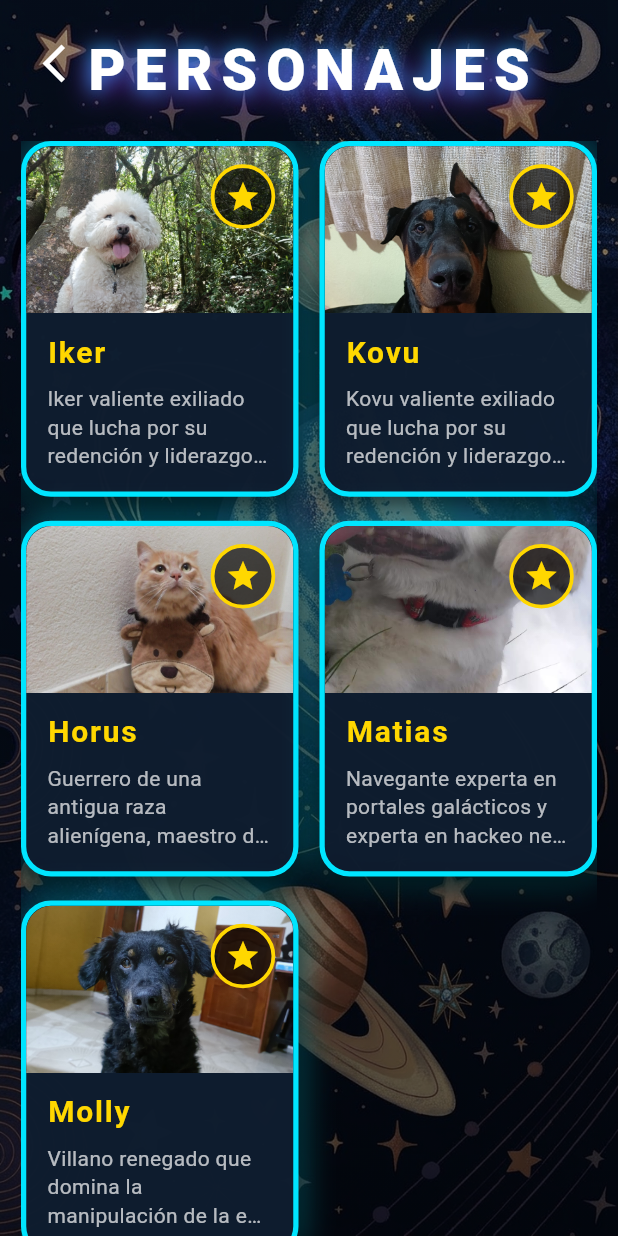
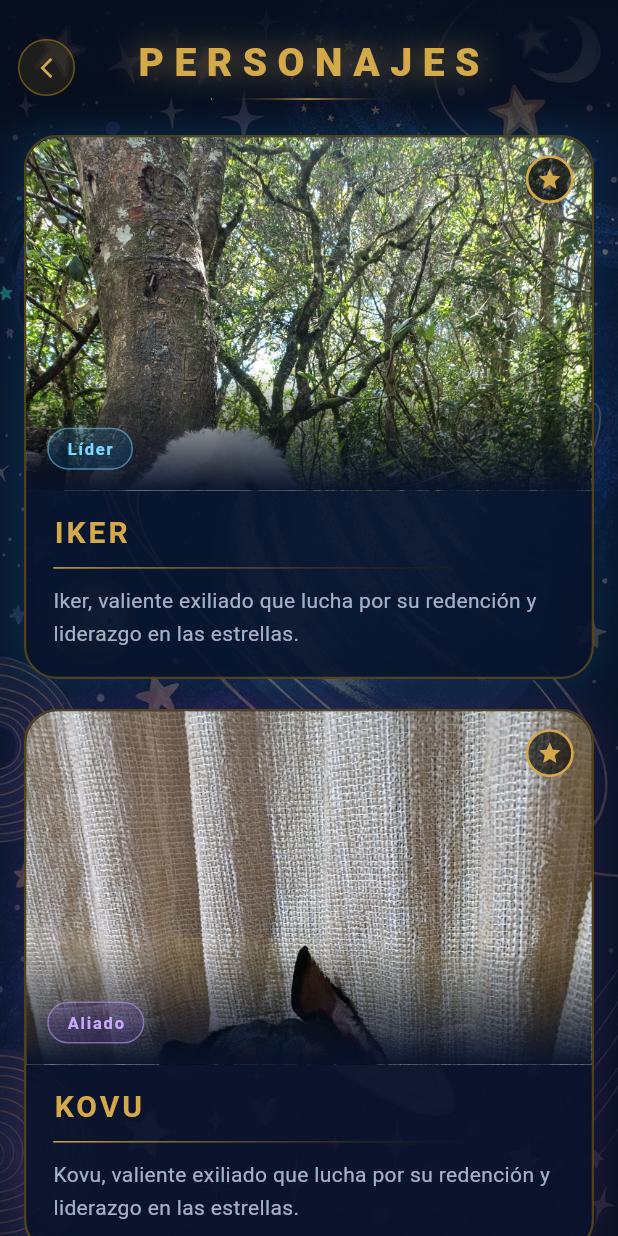
Before and after one commit to estebanMns/juego_movil, a Flutter app: the Characters screen opened directly, on a phone screen of 412 x 824 dp. Run offline on Flutter 3.47's test engine with Material 3 defaults, Android fonts, the phone set to English and light mode, and no system bars; our stand-ins replace get, sqflite; accounts and stored records are empty; Roboto replaces fonts that are missing (Cinzel).

Commit message:
se modifico el diseño nevamente de personajes

```diff
--- a/juego_movil/lib/src/pages/Characters.dart
+++ b/juego_movil/lib/src/pages/Characters.dart
@@ -1,191 +1,370 @@
 import 'package:flutter/material.dart';
+import 'package:flutter/rendering.dart';
 
-class Characters extends StatelessWidget {
+class Characters extends StatefulWidget {
   const Characters({super.key});
 
   @override
+  State<Characters> createState() => _CharactersState();
+}
+
+class _CharactersState extends State<Characters> {
+  final ScrollController _scrollController = ScrollController();
+  double _headerOpacity = 1.0;
+
+  @override
+  void initState() {
+    super.initState();
+    _scrollController.addListener(() {
+      final offset = _scrollController.offset;
+      // Empieza a difuminarse desde 0px hasta 80px de scroll
+      final opacity = (1.0 - (offset / 80.0)).clamp(0.0, 1.0);
+      setState(() => _headerOpacity = opacity);
+    });
+  }
+
+  @override
+  void dispose() {
+    _scrollController.dispose();
+    super.dispose();
+  }
+
+  @override
   Widget build(BuildContext context) {
-    final List<Map<String, String>> characters = [
+    final List<Map<String, dynamic>> characters = [
       {
-        'name': 'Iker',
+        'name': 'IKER',
         'image': 'assets/images/iker.jpeg',
-        'desc': 'Iker valiente exiliado que lucha por su redención y liderazgo en las estrellas.',
+        'role': 'Líder',
+        'tagColor': const Color(0xFF7DD8FF),
+        'tagBg': const Color(0x330064B4),
+        'desc':
+            'Iker, valiente exiliado que lucha por su redención y liderazgo en las estrellas.',
+        'glowColor': const Color(0x2200B4FF),
       },
       {
-        'name': 'Kovu',
+        'name': 'KOVU',
         'image': 'assets/images/kovu.jpeg',
-        'desc': 'Kovu valiente exiliado que lucha por su redención y liderazgo en las estrellas.',
+        'role': 'Aliado',
+        'tagColor': const Color(0xFFC8A8FF),
+        'tagBg': const Color(0x33643CB4),
+        'desc':
+            'Kovu, valiente exiliado que lucha por su redención y liderazgo en las estrellas.',
+        'glowColor': const Color(0x22B464FF),
       },
       {
-        'name': 'Horus',
+        'name': 'HORUS',
         'image': 'assets/images/horus.jpeg',
-        'desc': 'Guerrero de una antigua raza alienígena, maestro del combate cuántico.',
+        'role': 'Antiguo',
+        'tagColor': const Color(0xFFFFCC70),
+        'tagBg': const Color(0x33B47814),
+        'desc':
+            'Guerrero de una antigua raza alienígena, maestro del combate cuántico.',
+        'glowColor': const Color(0x22C88200),
       },
       {
-        'name': 'Matias',
+        'name': 'MATIAS',
         'image': 'assets/images/perroblanco.png',
-        'desc': 'Navegante experta en portales galácticos y experta en hackeo neural.',
+        'role': 'Experta',
+        'tagColor': const Color(0xFF70F0C0),
+        'tagBg': const Color(0x2214A064),
+        'desc':
+            'Navegante experta en portales galácticos y experta en hackeo neural.',
+        'glowColor': const Color(0x2214A064),
       },
       {
-        'name': 'Molly',
+        'name': 'MOLLY',
         'image': 'assets/images/molly.jpeg',
-        'desc': 'Villano renegado que domina la manipulación de la energía oscura.',
+        'role': 'Renegada',
+        'tagColor': const Color(0xFFFF9988),
+        'tagBg': const Color(0x33B43C32),
+        'desc':
+            'Villano renegado que domina la manipulación de la energía oscura.',
+        'glowColor': const Color(0x22FF3020),
       },
     ];
 
     return Scaffold(
       body: Stack(
         children: [
-          // Fondo galáctico (la imagen que me mostraste)
-          Container(
-            decoration: const BoxDecoration(
-              image: DecorationImage(
-                image: AssetImage('assets/images/fondolevels.png'),
+          // ── Fondo galáctico ──────────────────────────────────────────
+          Positioned.fill(
+            child: Image.asset(
+              'assets/images/fondolevels.png',
               fit: BoxFit.cover,
+            ),
+          ),
+
+          // ── Overlay oscuro ───────────────────────────────────────────
+          Positioned.fill(
+            child: Container(
+              decoration: BoxDecoration(
+                gradient: LinearGradient(
+                  begin: Alignment.topLeft,
+                  end: Alignment.bottomRight,
+                  colors: [
+                    const Color(0xFF060E1E).withOpacity(0.72),
+                    const Color(0xFF0C1A35).withOpacity(0.55),
+                    const Color(0xFF081428).withOpacity(0.65),
+                    const Color(0xFF0A0F1E).withOpacity(0.75),
+                  ],
+                ),
               ),
             ),
           ),
 
-          // Overlay suave para mejorar legibilidad
-          Container(
+          // ── Lista scrollable ─────────────────────────────────────────
+          SafeArea(
+            child: CustomScrollView(
+              controller: _scrollController,
+              physics: const BouncingScrollPhysics(),
+              slivers: [
+                // Espaciador para que el header fijo no tape el contenido
+                const SliverToBoxAdapter(child: SizedBox(height: 90)),
+
+                // Tarjetas
+                SliverPadding(
+                  padding: const EdgeInsets.symmetric(horizontal: 16),
+                  sliver: SliverList(
+                    delegate: SliverChildBuilderDelegate(
+                      (context, index) {
+                        return Padding(
+                          padding: const EdgeInsets.only(bottom: 20),
+                          child: _CharacterCard(char: characters[index]),
+                        );
+                      },
+                      childCount: characters.length,
+                    ),
+                  ),
+                ),
+
+                const SliverToBoxAdapter(child: SizedBox(height: 24)),
+              ],
+            ),
+          ),
+
+          // ── Header fijo con fade ─────────────────────────────────────
+          Positioned(
+            top: 0, left: 0, right: 0,
+            child: SafeArea(
+              child: Opacity(
+                opacity: _headerOpacity,
+                child: Container(
+                  height: 90,
+                  // Degradado que tapa el borde inferior suavemente
                   decoration: BoxDecoration(
                     gradient: LinearGradient(
                       begin: Alignment.topCenter,
                       end: Alignment.bottomCenter,
                       colors: [
-                  Colors.black.withOpacity(0.35),
-                  Colors.black.withOpacity(0.65),
+                        const Color(0xFF060E1E).withOpacity(0.85),
+                        const Color(0xFF060E1E).withOpacity(0.6),
+                        Colors.transparent,
                       ],
                     ),
                   ),
+                  child: Row(
+                    children: [
+                      const SizedBox(width: 12),
+                      // Botón volver
+                      GestureDetector(
+                        onTap: () => Navigator.pop(context),
+                        child: Container(
+                          width: 38,
+                          height: 38,
+                          decoration: BoxDecoration(
+                            shape: BoxShape.circle,
+                            color: const Color(0xFFB8860B).withOpacity(0.12),
+                            border: Border.all(
+                              color: const Color(0xFFB8860B).withOpacity(0.5),
+                              width: 1,
                             ),
-
-          SafeArea(
-            child: Column(
-              children: [
-                // Título "PERSONAJES"
-                Padding(
-                  padding: const EdgeInsets.only(top: 20, bottom: 20),
-                  child: Text(
-                    'PERSONAJES',
-                    style: TextStyle(
-                      fontSize: 38,
-                      fontWeight: FontWeight.w900,
-                      letterSpacing: 6,
-                      color: Colors.white,
-                      shadows: [
-                        Shadow(
-                          blurRadius: 15,
-                          color: const Color(0xFF00E5FF).withOpacity(0.8),
-                          offset: const Offset(0, 0),
                           ),
-                        const Shadow(
-                          blurRadius: 25,
-                          color: Color(0xFF8A2BE2),
-                          offset: Offset(0, 4),
-                        ),
-                      ],
+                          child: const Icon(
+                            Icons.arrow_back_ios_new,
+                            color: Color(0xFFD4A94A),
+                            size: 16,
                           ),
                         ),
                       ),
-
-                // Grid de personajes
-                Expanded(
-                  child: Padding(
-                    padding: const EdgeInsets.symmetric(horizontal: 14),
-                    child: GridView.builder(
-                      gridDelegate: const SliverGridDelegateWithFixedCrossAxisCount(
-                        crossAxisCount: 2,
-                        childAspectRatio: 0.78,   // Más espacio para la foto
-                        crossAxisSpacing: 14,
-                        mainAxisSpacing: 16,
+                      const Expanded(
+                        child: Center(
+                          child: _TitleWidget(),
                         ),
-                      itemCount: characters.length,
-                      itemBuilder: (context, index) {
-                        final char = characters[index];
-
-                        return Container(
-                          decoration: BoxDecoration(
-                            color: const Color(0xFF0F1B2E).withOpacity(0.92),
-                            borderRadius: BorderRadius.circular(20),
-                            border: Border.all(
-                              color: const Color(0xFF00E5FF),
-                              width: 3.5,
                       ),
-                            boxShadow: [
-                              BoxShadow(
-                                color: const Color(0xFF00E5FF).withOpacity(0.4),
-                                blurRadius: 18,
-                                spreadRadius: 1,
-                              ),
-                              BoxShadow(
-                                color: Colors.black.withOpacity(0.6),
-                                blurRadius: 12,
-                                offset: const Offset(0, 8),
-                              ),
-                            ],
-                          ),
-                          child: ClipRRect(
-                            borderRadius: BorderRadius.circular(17),
-                            child: Column(
-                              crossAxisAlignment: CrossAxisAlignment.stretch,
-                              children: [
-                                // Foto más grande y visible
-                                Expanded(
-                                  flex: 7,
-                                  child: Stack(
-                                    fit: StackFit.expand,
-                                    children: [
-                                      Image.asset(
-                                        char['image']!,
-                                        fit: BoxFit.cover,
-                                        errorBuilder: (context, error, stackTrace) {
-                                          return Container(
-                                            color: Colors.grey[900],
-                                            child: const Center(
-                                              child: Icon(Icons.image_not_supported,
-                                                  size: 50, color: Colors.white54),
-                                            ),
-                                          );
-                                        },
-                                      ),
-                                      // Brillo sutil en la parte superior de la foto
-                                      Positioned(
-                                        top: 0,
-                                        left: 0,
-                                        right: 0,
-                                        child: Container(
-                                          height: 80,
-                                          decoration: const BoxDecoration(
-                                            gradient: LinearGradient(
-                                              begin: Alignment.topCenter,
-                                              end: Alignment.bottomCenter,
-                                              colors: [
-                                                Colors.white12,
-                                                Colors.transparent,
+                      const SizedBox(width: 50), // balance del botón
                     ],
                   ),
                 ),
               ),
             ),
-                                      // Estrella dorada en la esquina
-                                      Positioned(
-                                        top: 12,
-                                        right: 12,
-                                        child: Container(
-                                          padding: const EdgeInsets.all(7),
-                                          decoration: BoxDecoration(
-                                            color: Colors.black.withOpacity(0.65),
-                                            shape: BoxShape.circle,
-                                            border: Border.all(
-                                              color: const Color(0xFFFFD700),
-                                              width: 2.5,
+          ),
+        ],
+      ),
+    );
+  }
+}
+
+// ─── Título con brillo dorado ────────────────────────────────────────────────
+
+class _TitleWidget extends StatelessWidget {
+  const _TitleWidget();
+
+  @override
+  Widget build(BuildContext context) {
+    return Column(
+      mainAxisSize: MainAxisSize.min,
+      children: [
+        Text(
+          'PERSONAJES',
+          style: TextStyle(
+            fontFamily: 'Cinzel',
+            fontSize: 26,
+            fontWeight: FontWeight.w900,
+            letterSpacing: 7,
+            color: const Color(0xFFD4A94A),
+            shadows: [
+              Shadow(
+                blurRadius: 24,
+                color: const Color(0xFFD4A94A).withOpacity(0.6),
+                offset: Offset.zero,
+              ),
+            ],
           ),
         ),
-                                          child: const Icon(
-                                            Icons.star,
-                                            color: Color(0xFFFFD700),
-                                            size: 24,
+        const SizedBox(height: 5),
+        ShaderMask(
+          shaderCallback: (rect) => const LinearGradient(
+            colors: [Colors.transparent, Color(0xFFD4A94A), Colors.transparent],
+          ).createShader(rect),
+          child: Container(height: 1, width: 130, color: Colors.white),
+        ),
+      ],
+    );
+  }
+}
+
+// ─── Tarjeta de personaje ────────────────────────────────────────────────────
+
+class _CharacterCard extends StatelessWidget {
+  final Map<String, dynamic> char;
+  const _CharacterCard({required this.char});
+
+  @override
+  Widget build(BuildContext context) {
+    final screenWidth = MediaQuery.of(context).size.width;
+    // Altura de imagen proporcional al ancho de pantalla
+    final imageHeight = (screenWidth - 32) * 0.62;
+
+    return Container(
+      width: double.infinity,
+      decoration: BoxDecoration(
+        borderRadius: BorderRadius.circular(22),
+        border: Border.all(
+          color: const Color(0xFFB8860B).withOpacity(0.4),
+          width: 1.5,
+        ),
+        color: const Color(0xFF08122A).withOpacity(0.88),
+        boxShadow: [
+          BoxShadow(
+            color: char['glowColor'] as Color,
+            blurRadius: 22,
+            spreadRadius: 2,
+          ),
+        ],
+      ),
+      child: ClipRRect(
+        borderRadius: BorderRadius.circular(21),
+        child: Column(
+          mainAxisSize: MainAxisSize.min,
+          crossAxisAlignment: CrossAxisAlignment.stretch,
+          children: [
+            // ── Imagen ─────────────────────────────────────────────────
+            SizedBox(
+              height: imageHeight,
+              child: Stack(
+                fit: StackFit.expand,
+                children: [
+                  Image.asset(
+                    char['image'] as String,
+                    fit: BoxFit.cover,
+                    alignment: Alignment.topCenter,
+                    errorBuilder: (_, __, ___) => Container(
+                      decoration: const BoxDecoration(
+                        gradient: LinearGradient(
+                          begin: Alignment.topCenter,
+                          end: Alignment.bottomCenter,
+                          colors: [Color(0xFF0D2046), Color(0xFF1A3A6E)],
+                        ),
+                      ),
+                      child: const Center(
+                        child: Icon(Icons.person,
+                            size: 60, color: Colors.white24),
+                      ),
+                    ),
+                  ),
+
+                  // Degradado inferior que fusiona con la tarjeta
+                  Positioned(
+                    bottom: 0, left: 0, right: 0,
+                    child: Container(
+                      height: 80,
+                      decoration: BoxDecoration(
+                        gradient: LinearGradient(
+                          begin: Alignment.topCenter,
+                          end: Alignment.bottomCenter,
+                          colors: [
+                            Colors.transparent,
+                            const Color(0xFF08122A).withOpacity(0.98),
+                          ],
+                        ),
+                      ),
+                    ),
+                  ),
+
+                  // Badge estrella
+                  Positioned(
+                    top: 12, right: 12,
+                    child: Container(
+                      width: 32, height: 32,
+                      decoration: BoxDecoration(
+                        shape: BoxShape.circle,
+                        color: Colors.black.withOpacity(0.6),
+                        border: Border.all(
+                          color: const Color(0xFFD4A94A),
+                          width: 1.8,
+                        ),
+                      ),
+                      child: const Center(
+                        child: Icon(Icons.star,
+                            color: Color(0xFFD4A94A), size: 17),
+                      ),
+                    ),
+                  ),
+
+                  // Tag de rol
+                  Positioned(
+                    bottom: 14, left: 14,
+                    child: Container(
+                      padding: const EdgeInsets.symmetric(
+                          horizontal: 12, vertical: 5),
+                      decoration: BoxDecoration(
+                        color: char['tagBg'] as Color,
+                        borderRadius: BorderRadius.circular(30),
+                        border: Border.all(
+                          color:
+                              (char['tagColor'] as Color).withOpacity(0.5),
+                          width: 1,
+                        ),
+                      ),
+                      child: Text(
+                        char['role'] as String,
+                        style: TextStyle(
+                          fontSize: 11,
+                          fontWeight: FontWeight.w600,
+                          letterSpacing: 1.2,
+                          color: char['tagColor'] as Color,
+                        ),
                       ),
                     ),
                   ),
@@ -193,31 +372,43 @@ class Characters extends StatelessWidget {
               ),
             ),
 
-                                // Nombre y descripción
+            // ── Info ────────────────────────────────────────────────────
             Padding(
-                                  padding: const EdgeInsets.fromLTRB(14, 12, 14, 14),
+              padding: const EdgeInsets.fromLTRB(18, 14, 18, 18),
               child: Column(
+                mainAxisSize: MainAxisSize.min,
                 crossAxisAlignment: CrossAxisAlignment.start,
                 children: [
                   Text(
-                                        char['name']!,
+                    char['name'] as String,
                     style: const TextStyle(
+                      fontFamily: 'Cinzel',
                       fontSize: 20,
-                                          fontWeight: FontWeight.bold,
-                                          color: Color(0xFFFFD700),
-                                          letterSpacing: 1.2,
+                      fontWeight: FontWeight.w700,
+                      color: Color(0xFFD4A94A),
+                      letterSpacing: 2,
                     ),
                   ),
-                                      const SizedBox(height: 7),
+                  const SizedBox(height: 8),
+                  // Línea divisora dorada
+                  ShaderMask(
+                    shaderCallback: (rect) => const LinearGradient(
+                      colors: [
+                        Color(0xFFD4A94A),
+                        Colors.transparent,
+                      ],
+                    ).createShader(rect),
+                    child: Container(
+                        height: 1, color: Colors.white),
+                  ),
+                  const SizedBox(height: 10),
                   Text(
-                                        char['desc']!,
+                    char['desc'] as String,
                     style: const TextStyle(
                       fontSize: 14,
-                                          height: 1.35,
-                                          color: Colors.white70,
+                      height: 1.55,
+                      color: Color(0xCCC8D7F0),
                     ),
-                                        maxLines: 3,
-                                        overflow: TextOverflow.ellipsis,
                   ),
                 ],
               ),
@@ -226,25 +417,5 @@ class Characters extends StatelessWidget {
         ),
       ),
     );
-                      },
-                    ),
-                  ),
-                ),
-              ],
-            ),
-          ),
-
-          // Flecha para volver atrás
-          Positioned(
-            top: 18,
-            left: 12,
-            child: IconButton(
-              icon: const Icon(Icons.arrow_back_ios_new, color: Colors.white, size: 30),
-              onPressed: () => Navigator.pop(context),
-            ),
-          ),
-        ],
-      ),
-    );
   }
 }
```
Lines whose indentation alone changed are shown as unchanged.
